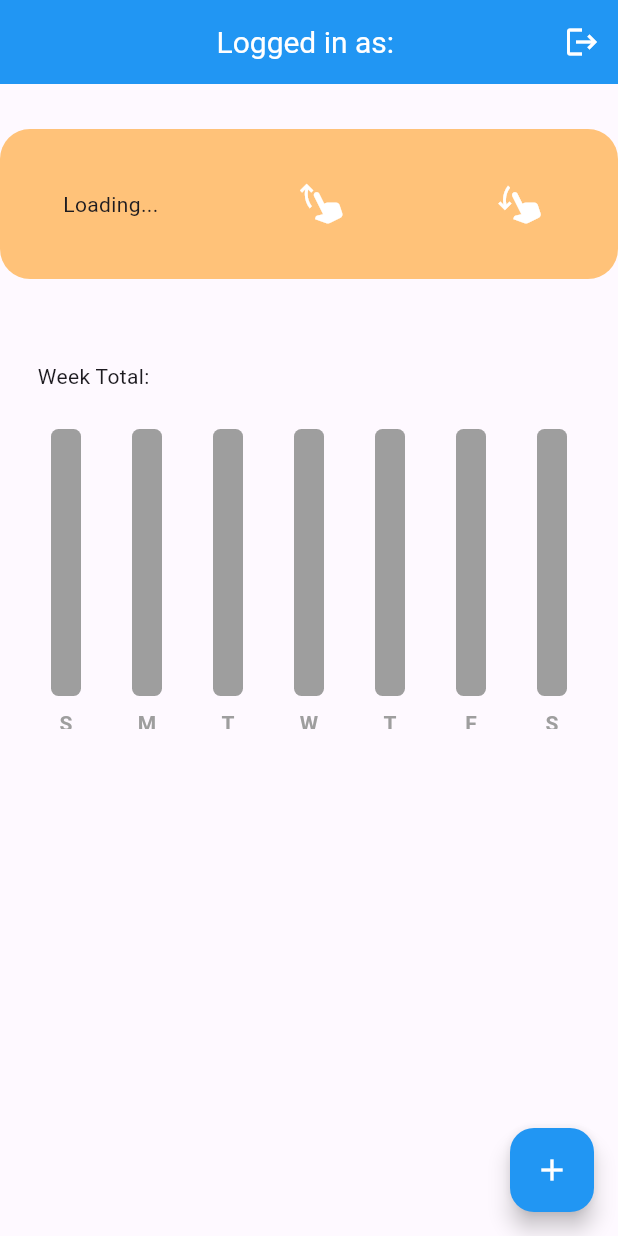
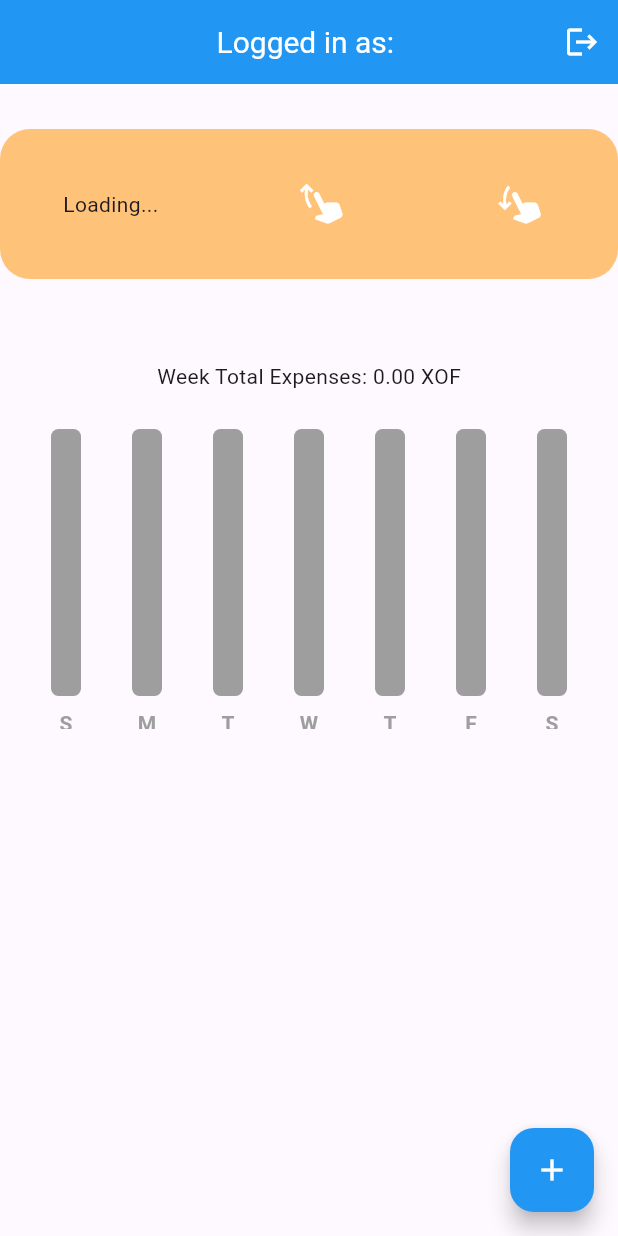
Before and after one commit to okook659/SCHOOL, a Flutter app: the screen it shows once a user with an empty profile is signed in, on a phone screen of 412 x 824 dp. Run offline on Flutter 3.47's test engine with Material 3 defaults, Android fonts, the phone set to English and light mode, and no system bars; drawn by our look-alikes of fl_chart; our stand-ins replace cloud_firestore, firebase_auth, firebase_core; accounts and stored records are empty.

Commit message:
the very last

```diff
--- a/lib/components/expense_summary.dart
+++ b/lib/components/expense_summary.dart
@@ -90,13 +90,14 @@ class ExpenseSummary extends StatelessWidget {
       builder: (context, value, child) => Column(
         children: [
           //week total
-          const Padding(
+          Padding(
             padding: const EdgeInsets.all(25.0),
             child: Row(
+              mainAxisAlignment: MainAxisAlignment.center,
               children: [
-                const Text('Week Total: '),
-                //Text(
-                //   '${calculateWeekTotal(value, sunday, monday, tuesday, wednesday, thursday, friday, saturday)} XOF'),
+                const Text('Week Total Expenses: '),
+                Text(
+                    '${calculateWeekTotal(value, sunday, monday, tuesday, wednesday, thursday, friday, saturday)} XOF'),
               ],
             ),
           ),
```
